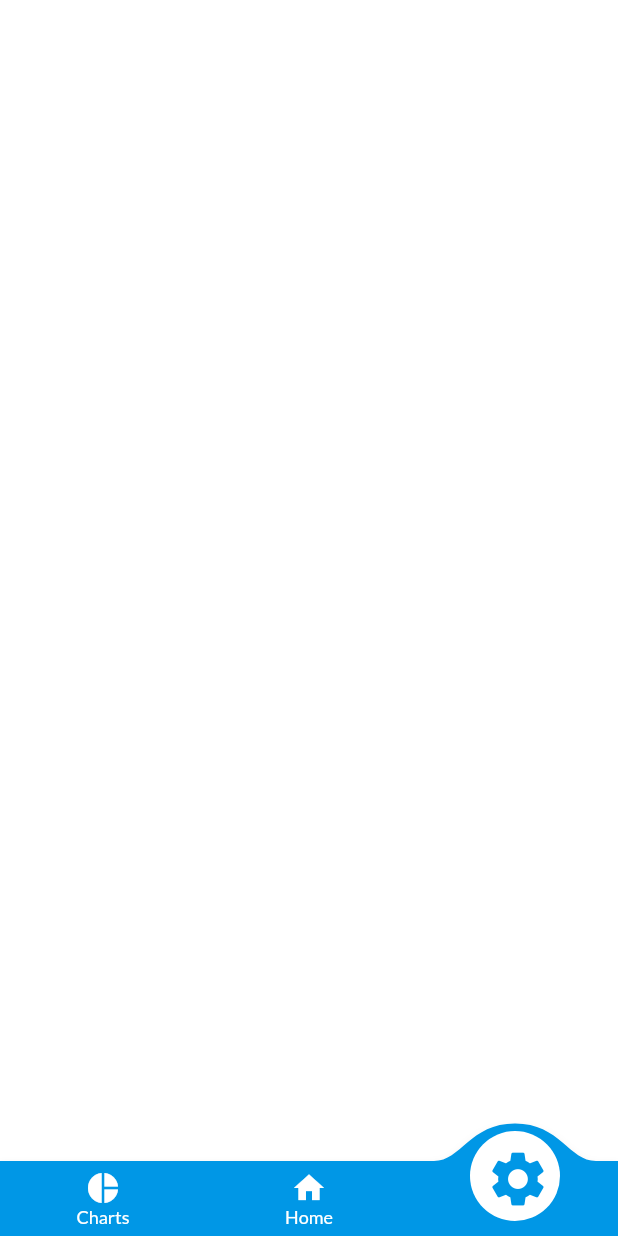
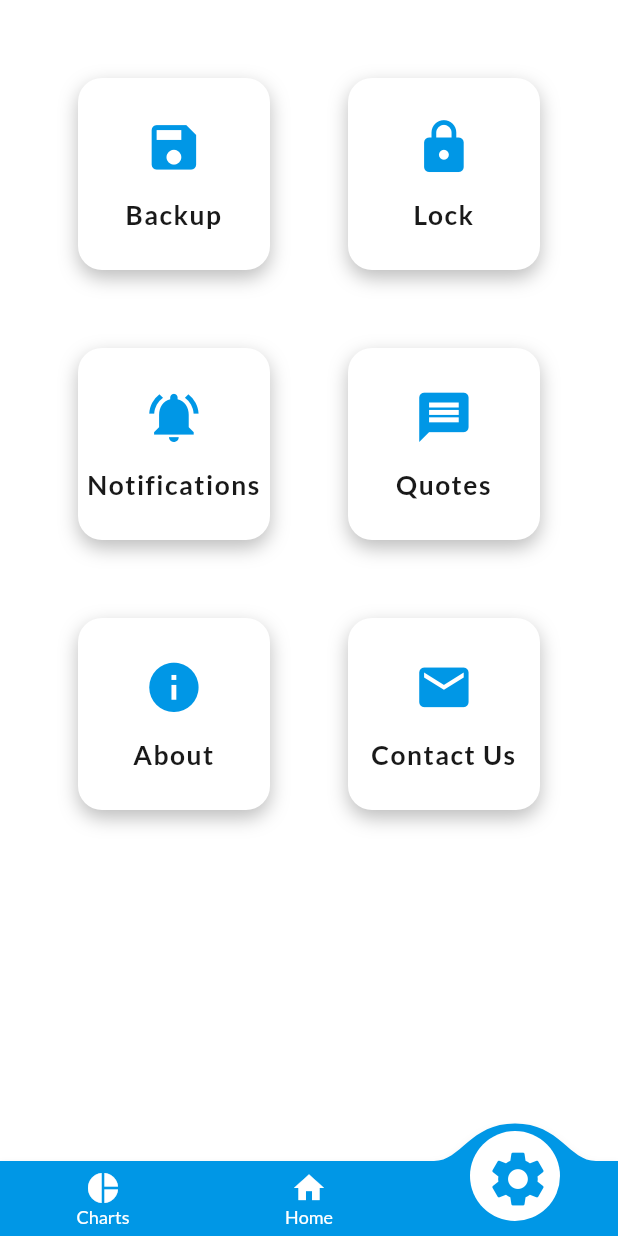
Before and after one commit to draxexx/plan_your_life, a Flutter app: the screen it shows after launch, item 3 of the bottom bar chosen, on a phone screen of 412 x 824 dp. Run offline on Flutter 3.47's test engine with Material 2 defaults, Android fonts, the phone set to English and light mode, and no system bars; drawn by our look-alikes of convex_bottom_bar; our stand-ins replace flutter_svg, font_awesome_flutter, get, percent_indicator, sleek_circular_slider.

Commit message:
add settings screen

```diff
--- a/lib/screens/home/widgets/my_bottom_bar.dart
+++ b/lib/screens/home/widgets/my_bottom_bar.dart
@@ -14,7 +14,7 @@ class _MyBottomBarState extends State<MyBottomBar> {
     if (i == 1) {
       return const RoutinesScreen();
     } else if (i == 2) {
-      return Container();
+      return const SettingsScreen();
     } else {
       return Container();
     }
--- a/lib/screens/index.dart
+++ b/lib/screens/index.dart
@@ -23,3 +23,8 @@ export './tasks/widgets/create-task/create_task_bottom_sheet.dart';
 export './tasks/widgets/create-task/task_tags.dart';
 export './tasks/widgets/create-task/select_time.dart';
 export './tasks/widgets/create-task/reminder.dart';
+
+// Settings Screen
+
+export './settings/settings_screen.dart';
+export './settings/widgets/settings_item.dart';
--- /dev/null
+++ b/lib/screens/settings/settings_screen.dart
@@ -0,0 +1,25 @@
+import '../../index.dart';
+
+class SettingsScreen extends StatelessWidget {
+  const SettingsScreen({super.key});
+
+  @override
+  Widget build(BuildContext context) {
+    return Padding(
+      padding: const EdgeInsets.all(52),
+      child: GridView.builder(
+        gridDelegate: const SliverGridDelegateWithFixedCrossAxisCount(
+          crossAxisCount: 2, // Number of columns in the grid
+          mainAxisSpacing: 52, // Spacing between each row
+          crossAxisSpacing: 52, // Spacing between each column
+          childAspectRatio: 1, // Ratio of width to height for each grid item
+        ),
+        itemCount: 6, // Total number of grid items
+        itemBuilder: (BuildContext context, int index) {
+          // Builder function for creating each grid item
+          return SettingsItem(index: index);
+        },
+      ),
+    );
+  }
+}
--- /dev/null
+++ b/lib/screens/settings/widgets/settings_item.dart
@@ -0,0 +1,72 @@
+import '../../../index.dart';
+
+class SettingsItem extends StatelessWidget {
+  const SettingsItem({
+    super.key,
+    required this.index,
+  });
+
+  final int index;
+
+  IconData _setIcon() {
+    switch (index) {
+      case 0:
+        return Icons.save;
+      case 1:
+        return Icons.lock;
+      case 2:
+        return Icons.notifications_active;
+      case 3:
+        return Icons.message;
+      case 4:
+        return Icons.info;
+      case 5:
+        return Icons.email;
+      default:
+        return Icons.save;
+    }
+  }
+
+  String _setTitle() {
+    switch (index) {
+      case 0:
+        return "Backup";
+      case 1:
+        return "Lock";
+      case 2:
+        return "Notifications";
+      case 3:
+        return "Quotes";
+      case 4:
+        return "About";
+      case 5:
+        return "Contact Us";
+      default:
+        return "";
+    }
+  }
+
+  @override
+  Widget build(BuildContext context) {
+    return Container(
+      decoration: BoxDecoration(
+        borderRadius: cardBorderRadius,
+        boxShadow: boxShadow1,
+        color: Theme.of(context).scaffoldBackgroundColor,
+      ),
+      child: Column(
+        mainAxisAlignment: MainAxisAlignment.center,
+        children: [
+          CustomAppIcon(
+            icon: _setIcon(),
+            color: Theme.of(context).primaryColor,
+            size: 36,
+          ),
+          const SizedBox(height: 16),
+          textBuilder(_setTitle(),
+              textType: TextType.header_5, textAlign: TextAlign.center),
+        ],
+      ),
+    );
+  }
+}
--- a/lib/screens/tasks/tasks_screen.dart
+++ b/lib/screens/tasks/tasks_screen.dart
@@ -57,10 +57,12 @@ class _TasksScreenState extends State<TasksScreen>
                 child: Row(
                   mainAxisAlignment: MainAxisAlignment.spaceBetween,
                   children: [
+                    const CustomBackButton(),
                     textBuilder(
                       "Monday",
                       textType: TextType.header_3,
                       color: Theme.of(context).hintColor,
+                      textAlign: TextAlign.center,
                     ),
                     PopupMenuButton(
                       icon: CustomAppIcon(
--- a/lib/widgets/custom_app_icon.dart
+++ b/lib/widgets/custom_app_icon.dart
@@ -39,14 +39,13 @@ class CustomAppIcon extends StatelessWidget {
           onPressed: onPressed,
         );
       } else {
-        return IconButton(
-          icon: Icon(
+        return GestureDetector(
+          onTap: onPressed,
+          child: Icon(
             icon,
             color: color,
             size: getProportionateScreenWidth(size),
           ),
-          splashRadius: 16,
-          onPressed: onPressed,
         );
       }
     }
--- /dev/null
+++ b/lib/widgets/custom_back_button.dart
@@ -0,0 +1,15 @@
+import '../index.dart';
+
+class CustomBackButton extends StatelessWidget {
+  const CustomBackButton({super.key});
+
+  @override
+  Widget build(BuildContext context) {
+    return CustomAppIcon(
+      icon: Icons.arrow_back_ios,
+      isPressableIcon: true,
+      onPressed: () => Get.back(),
+      color: Theme.of(context).scaffoldBackgroundColor,
+    );
+  }
+}
--- a/lib/widgets/index.dart
+++ b/lib/widgets/index.dart
@@ -12,3 +12,4 @@ export './custom_box_shadows.dart';
 export './label.dart';
 export './custom_text_form_field.dart';
 export './custom_button.dart';
+export './custom_back_button.dart';
```
